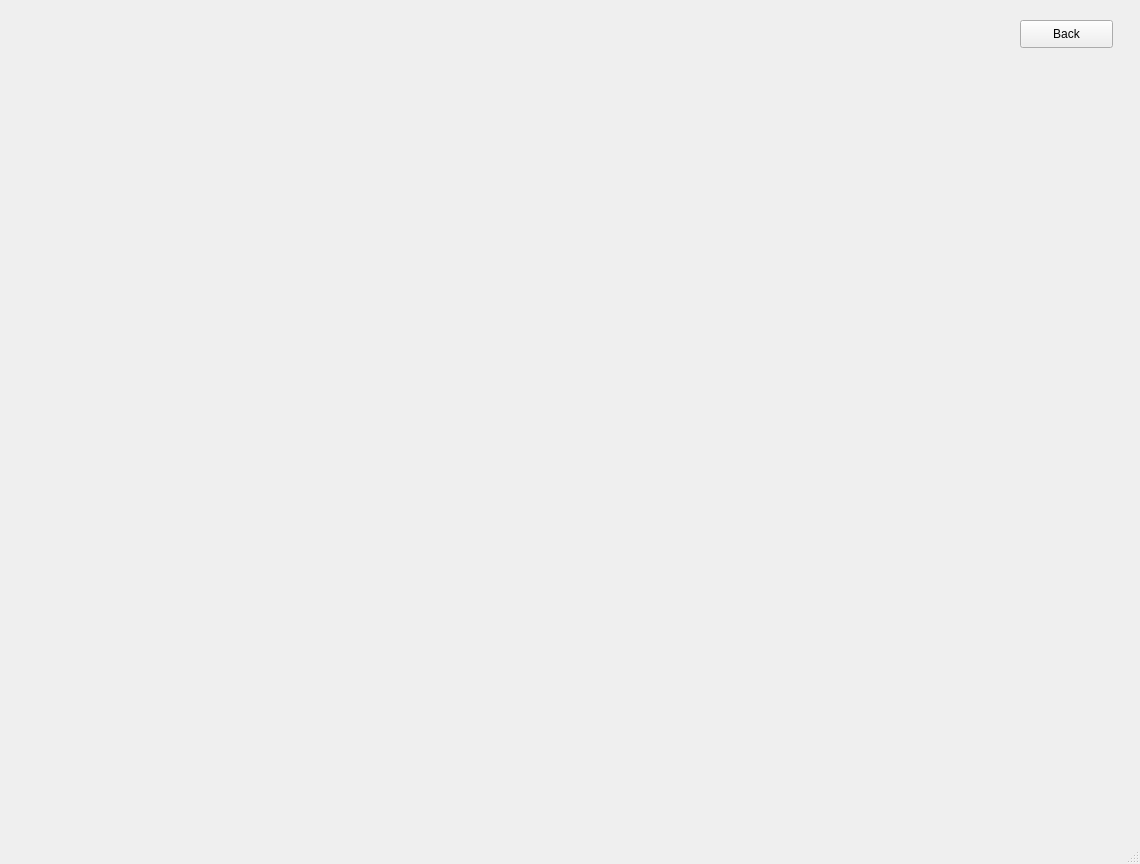
This is main/UI/StudIP.ui in Demonim/Simargl-Study-Project as Qt 5 draws it before an edit. The edited form follows.
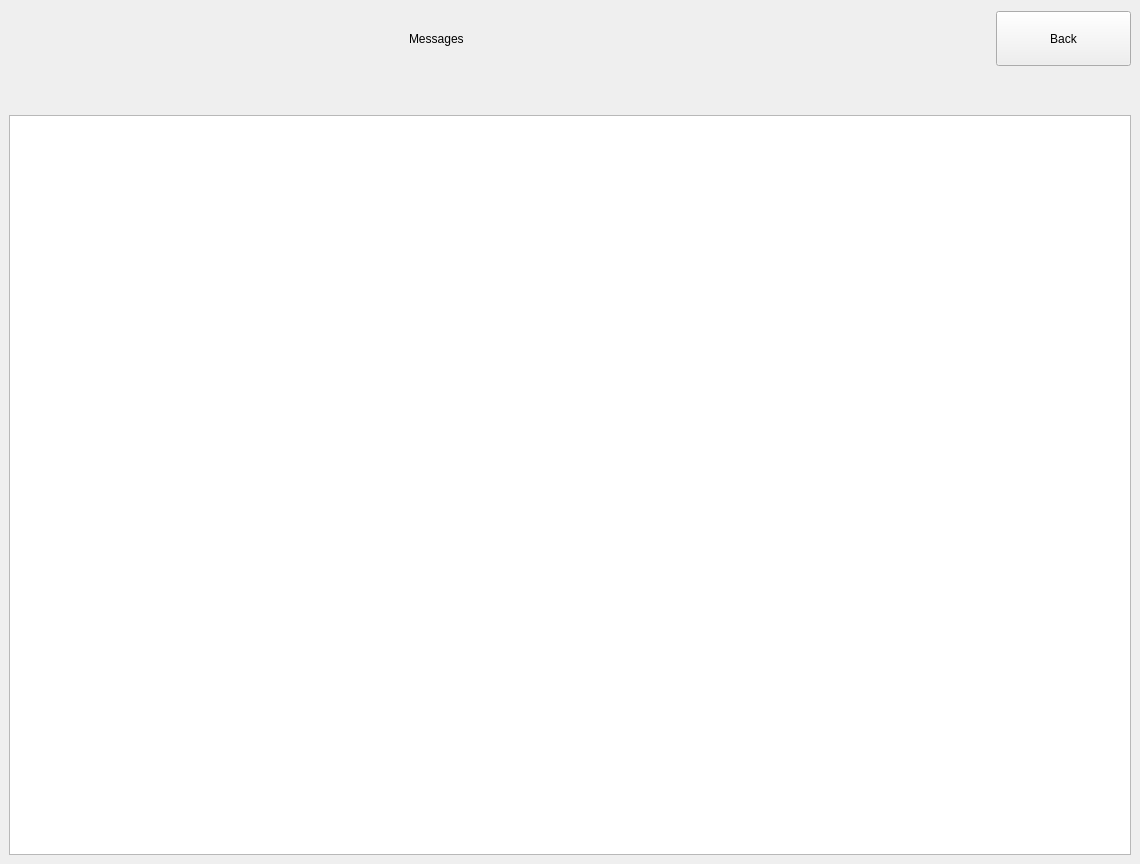
This is the edited form.

The edit to the form file:
```diff
--- a/main/UI/StudIP.ui
+++ b/main/UI/StudIP.ui
@@ -18,39 +18,128 @@
   </property>
   <property name="maximumSize">
    <size>
-    <width>1140</width>
-    <height>864</height>
+    <width>1920</width>
+    <height>1080</height>
    </size>
   </property>
   <property name="windowTitle">
    <string>MainWindow</string>
   </property>
   <widget class="QWidget" name="centralwidget">
-   <widget class="QPushButton" name="Exit_Button1">
-    <property name="geometry">
-     <rect>
-      <x>1020</x>
-      <y>20</y>
-      <width>93</width>
-      <height>28</height>
-     </rect>
-    </property>
-    <property name="text">
-     <string>Back</string>
-    </property>
-   </widget>
+   <layout class="QVBoxLayout" name="verticalLayout">
+    <item>
+     <layout class="QHBoxLayout" name="horizontalLayout_2">
+      <property name="leftMargin">
+       <number>110</number>
+      </property>
+      <property name="topMargin">
+       <number>0</number>
+      </property>
+      <property name="rightMargin">
+       <number>0</number>
+      </property>
+      <item>
+       <spacer name="horizontalSpacer">
+        <property name="orientation">
+         <enum>Qt::Orientation::Horizontal</enum>
+        </property>
+        <property name="sizeHint" stdset="0">
+         <size>
+          <width>40</width>
+          <height>20</height>
+         </size>
+        </property>
+       </spacer>
+      </item>
+      <item>
+       <widget class="QLabel" name="Messages">
+        <property name="sizePolicy">
+         <sizepolicy hsizetype="Expanding" vsizetype="Maximum">
+          <horstretch>0</horstretch>
+          <verstretch>0</verstretch>
+         </sizepolicy>
+        </property>
+        <property name="minimumSize">
+         <size>
+          <width>250</width>
+          <height>60</height>
+         </size>
+        </property>
+        <property name="maximumSize">
+         <size>
+          <width>425</width>
+          <height>70</height>
+         </size>
+        </property>
+        <property name="text">
+         <string>Messages</string>
+        </property>
+       </widget>
+      </item>
+      <item>
+       <spacer name="horizontalSpacer_2">
+        <property name="orientation">
+         <enum>Qt::Orientation::Horizontal</enum>
+        </property>
+        <property name="sizeType">
+         <enum>QSizePolicy::Policy::Expanding</enum>
+        </property>
+        <property name="sizeHint" stdset="0">
+         <size>
+          <width>200</width>
+          <height>20</height>
+         </size>
+        </property>
+       </spacer>
+      </item>
+      <item>
+       <widget class="QPushButton" name="Back_Button">
+        <property name="sizePolicy">
+         <sizepolicy hsizetype="Expanding" vsizetype="Ignored">
+          <horstretch>0</horstretch>
+          <verstretch>0</verstretch>
+         </sizepolicy>
+        </property>
+        <property name="minimumSize">
+         <size>
+          <width>80</width>
+          <height>40</height>
+         </size>
+        </property>
+        <property name="maximumSize">
+         <size>
+          <width>135</width>
+          <height>55</height>
+         </size>
+        </property>
+        <property name="text">
+         <string>Back</string>
+        </property>
+       </widget>
+      </item>
+     </layout>
+    </item>
+    <item>
+     <spacer name="verticalSpacer">
+      <property name="orientation">
+       <enum>Qt::Orientation::Vertical</enum>
+      </property>
+      <property name="sizeType">
+       <enum>QSizePolicy::Policy::Maximum</enum>
+      </property>
+      <property name="sizeHint" stdset="0">
+       <size>
+        <width>20</width>
+        <height>40</height>
+       </size>
+      </property>
+     </spacer>
+    </item>
+    <item>
+     <widget class="QListWidget" name="messagesList"/>
+    </item>
+   </layout>
   </widget>
-  <widget class="QMenuBar" name="menubar">
-   <property name="geometry">
-    <rect>
-     <x>0</x>
-     <y>0</y>
-     <width>1140</width>
-     <height>26</height>
-    </rect>
-   </property>
-  </widget>
-  <widget class="QStatusBar" name="statusbar"/>
  </widget>
  <resources/>
  <connections/>
```
